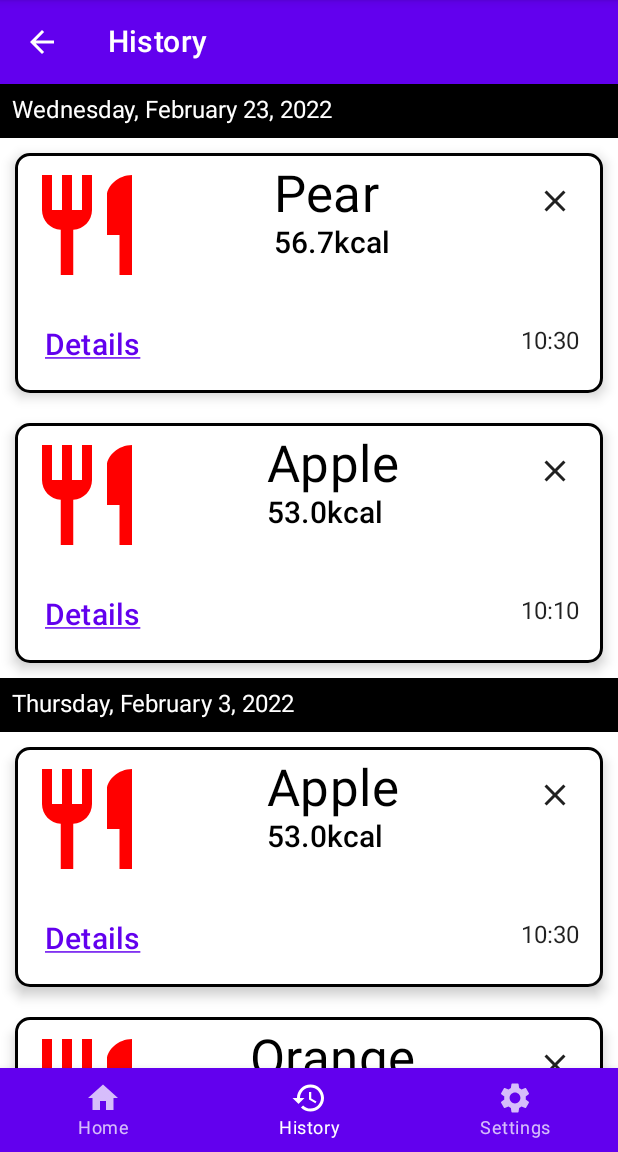
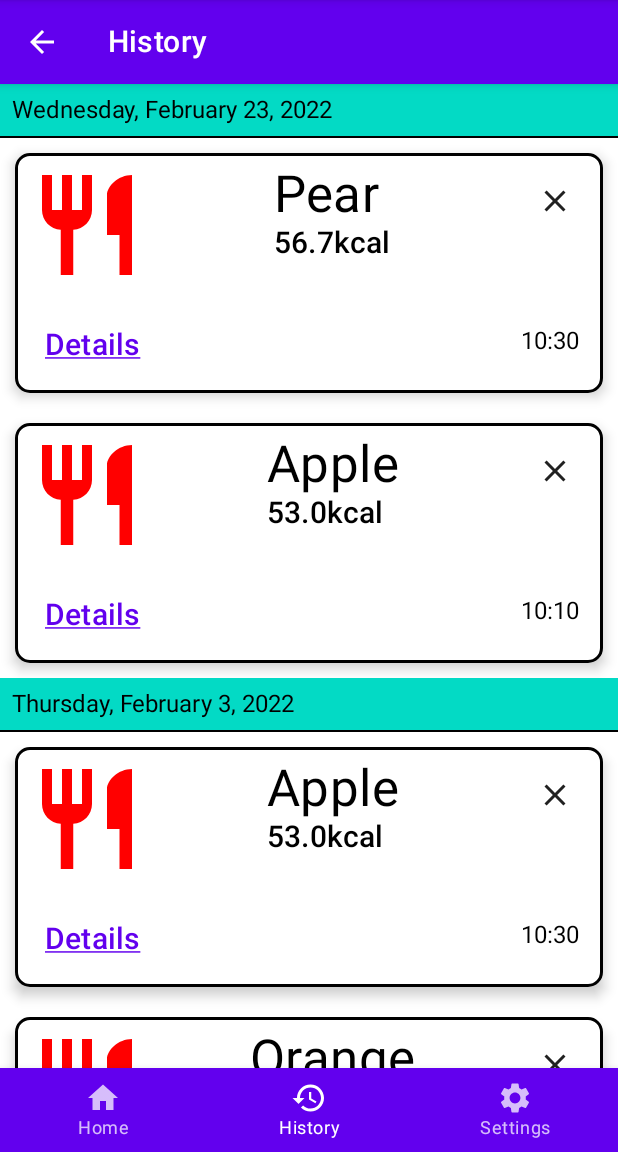
Before and after one commit to ZsoltDavid-epam/bench-caloriecalc, an Android app built with Jetpack Compose: the screen it shows after launch (MainActivity), item 2 of the bottom bar chosen, on a phone screen of 412 x 824 dp, the part 84-1236 px from its top. Run offline under Robolectric (Android 15) with nearby library versions, the phone set to English and light mode, and no system bars; our stand-ins replace Dagger/Hilt's generated code, Room's generated code.

Commit message:
BENCH-19 - Fixed text colors for dark mode

```diff
--- a/app/src/main/java/com/epam/caloriecalc/ui/core/CalorieItemCard.kt
+++ b/app/src/main/java/com/epam/caloriecalc/ui/core/CalorieItemCard.kt
@@ -133,6 +133,7 @@ fun CalorieItemCard(
                                         else it
                                     }
                                 }",
+                        color = Color.Black,
                         modifier = Modifier.padding(top = 12.dp, end = 8.dp)
                     )
                 }
--- a/app/src/main/java/com/epam/caloriecalc/ui/history/components/DateDivider.kt
+++ b/app/src/main/java/com/epam/caloriecalc/ui/history/components/DateDivider.kt
@@ -25,9 +25,9 @@ fun DateDivider(
     ) {
         Text(
             text = date.format(DateTimeFormatter.ofLocalizedDate(FormatStyle.FULL)),
-            color = Color.White,
+            color = MaterialTheme.colors.onSurface,
             modifier = Modifier
-                .background(color = MaterialTheme.colors.onBackground)
+                .background(color = MaterialTheme.colors.primaryVariant)
                 .padding(8.dp)
                 .fillMaxWidth()
         )
--- a/app/src/main/java/com/epam/caloriecalc/ui/theme/Theme.kt
+++ b/app/src/main/java/com/epam/caloriecalc/ui/theme/Theme.kt
@@ -14,8 +14,8 @@ private val DarkColorPalette = darkColors(
 
 private val LightColorPalette = lightColors(
     primary = Purple500,
-    primaryVariant = Purple700,
-    secondary = Teal200
+    primaryVariant = Teal200,
+    secondary = Purple200
 
     /* Other default colors to override
     background = Color.White,
```
